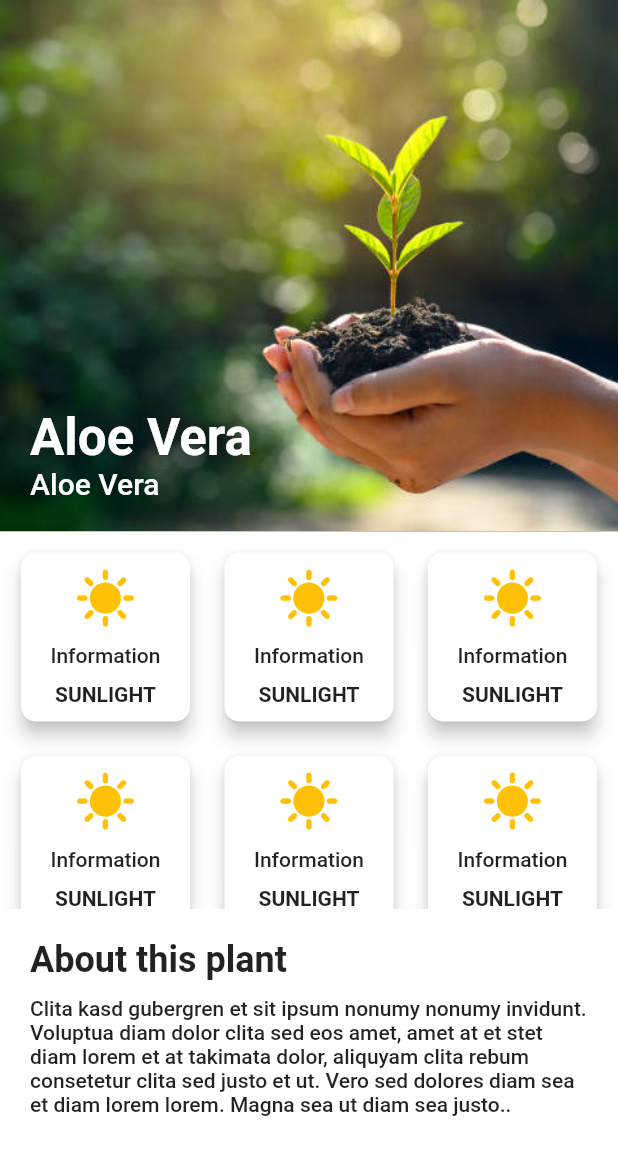
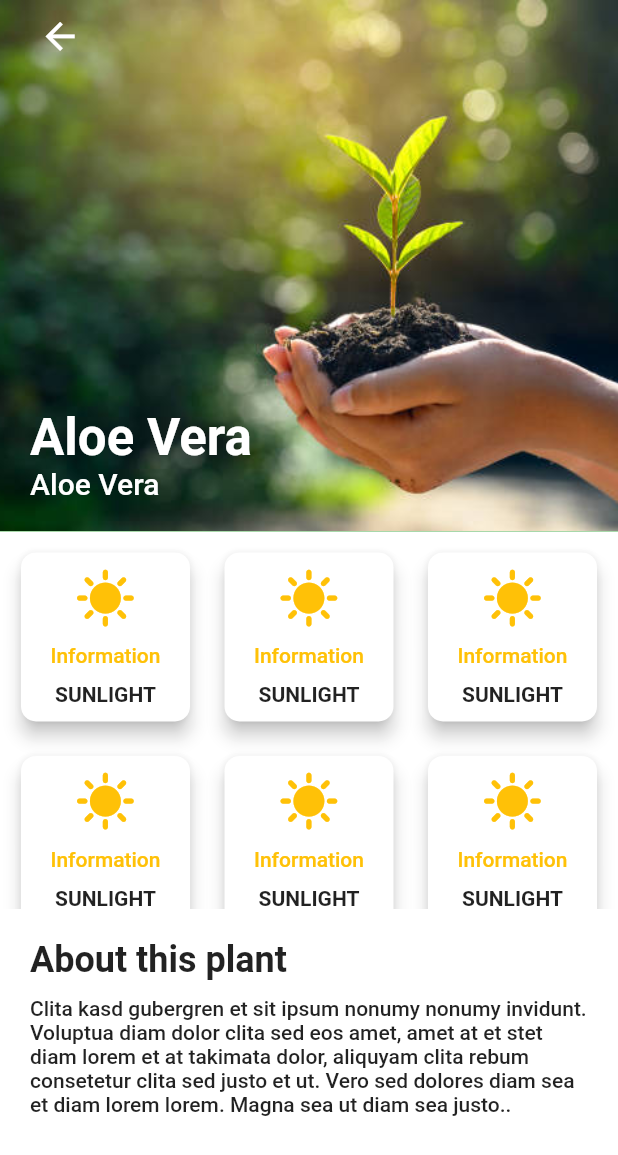
Before and after one commit to NICKurukshetra/park-with-a-conscience, a Flutter app: the screen it shows after launch, on a phone screen of 412 x 824 dp. Shown: the top 1155 px of the screen. Run offline on Flutter 3.47's test engine with Material 2 defaults, Android fonts, the phone set to English and light mode, and no system bars.

Commit message:
added back button

```diff
--- a/lib/screens/plantScreen.dart
+++ b/lib/screens/plantScreen.dart
@@ -15,7 +15,16 @@ class PlantScreen extends StatelessWidget {
           PlantInfoGrid(size: size),
           PlantInfoText(size: size)
         ],
-      )
+      ),
+      floatingActionButton: IconButton(
+        icon: Icon(
+          Icons.arrow_back,
+          color: Colors.white,
+          size: size.width*0.07,
+          ),
+        onPressed: () {}
+      ),
+      floatingActionButtonLocation: FloatingActionButtonLocation.startTop,
     );
   }
 }
@@ -162,7 +171,9 @@ class InfoCard extends StatelessWidget {
           ),
           Text(
             "Information",
-            style: Theme.of(context).textTheme.bodyLarge,
+            style: Theme.of(context).textTheme.bodyLarge!.copyWith(
+              color: Colors.amber,
+            ),
           ),
           Text(
             "SUNLIGHT",
```
